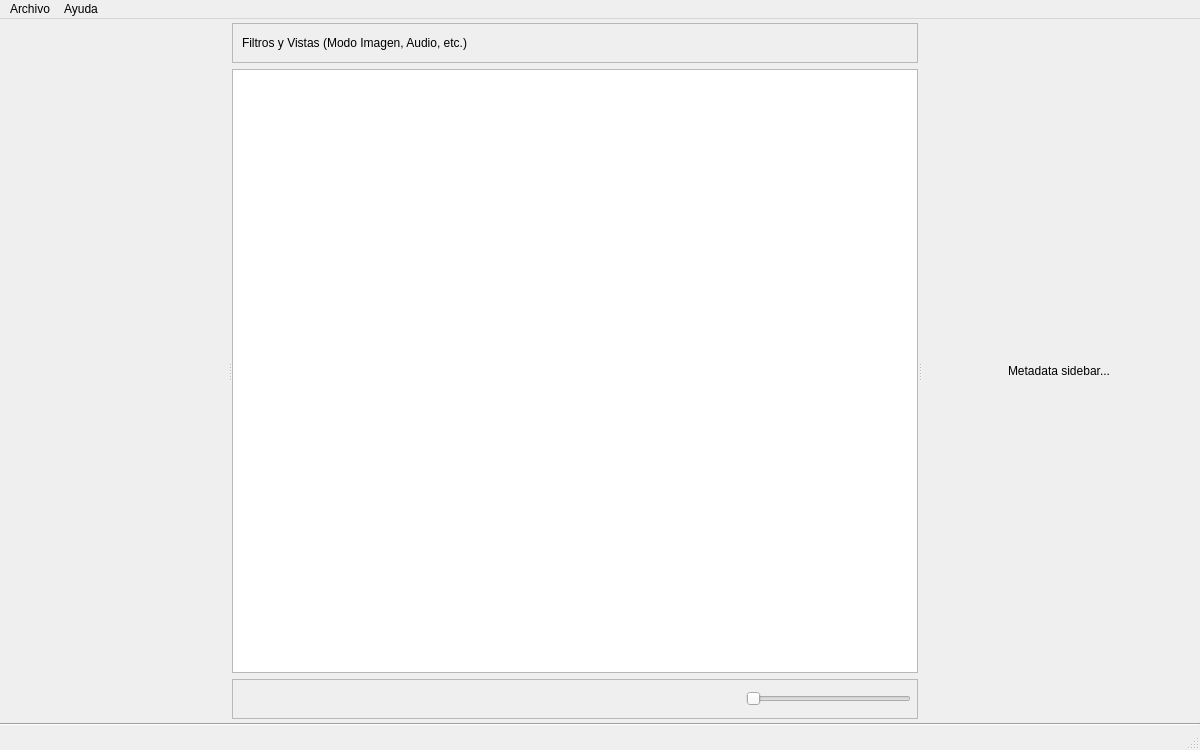
This is ui/main_window.ui in javier-rojo-ramos/arca as Qt 5 draws it before an edit. The edited form follows.
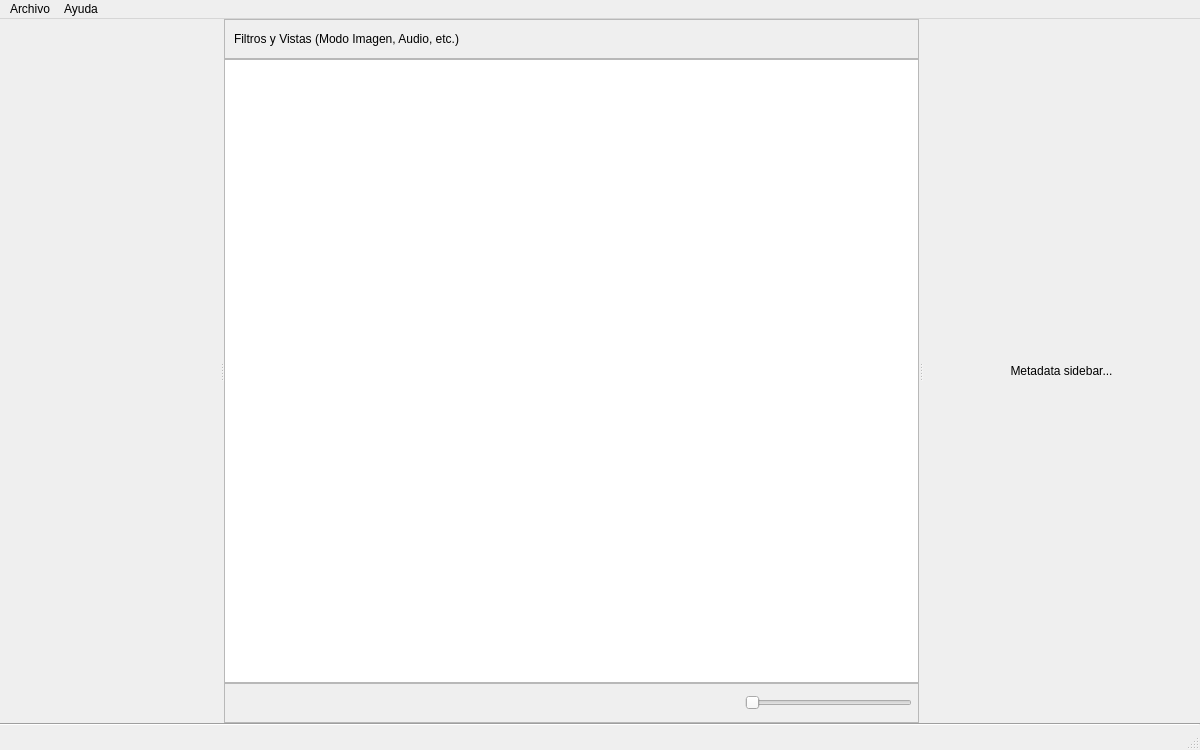
This is the edited form. Custom widgets are drawn as their Qt base class.

```diff
--- a/ui/main_window.ui
+++ b/ui/main_window.ui
@@ -33,19 +33,19 @@
     <item>
      <layout class="QHBoxLayout" name="layout_content">
       <property name="spacing">
-       <number>4</number>
+       <number>0</number>
       </property>
       <property name="leftMargin">
-       <number>4</number>
+       <number>0</number>
       </property>
       <property name="topMargin">
-       <number>4</number>
+       <number>0</number>
       </property>
       <property name="rightMargin">
-       <number>4</number>
+       <number>0</number>
       </property>
       <property name="bottomMargin">
-       <number>4</number>
+       <number>0</number>
       </property>
       <item>
        <widget class="QFrame" name="frame_toolbar">
@@ -60,7 +60,7 @@
         </property>
         <layout class="QVBoxLayout" name="layout_toolbar">
          <property name="spacing">
-          <number>8</number>
+          <number>4</number>
          </property>
          <property name="leftMargin">
           <number>0</number>
@@ -87,8 +87,8 @@
            </property>
            <property name="iconSize">
             <size>
-             <width>32</width>
-             <height>32</height>
+             <width>24</width>
+             <height>24</height>
             </size>
            </property>
            <property name="autoRaise">
@@ -109,8 +109,8 @@
            </property>
            <property name="iconSize">
             <size>
-             <width>32</width>
-             <height>32</height>
+             <width>24</width>
+             <height>24</height>
             </size>
            </property>
            <property name="autoRaise">
@@ -131,8 +131,8 @@
            </property>
            <property name="iconSize">
             <size>
-             <width>32</width>
-             <height>32</height>
+             <width>24</width>
+             <height>24</height>
             </size>
            </property>
            <property name="autoRaise">
@@ -153,8 +153,8 @@
            </property>
            <property name="iconSize">
             <size>
-             <width>32</width>
-             <height>32</height>
+             <width>24</width>
+             <height>24</height>
             </size>
            </property>
            <property name="autoRaise">
@@ -188,8 +188,8 @@
            </property>
            <property name="iconSize">
             <size>
-             <width>32</width>
-             <height>32</height>
+             <width>24</width>
+             <height>24</height>
             </size>
            </property>
            <property name="autoRaise">
@@ -271,7 +271,7 @@
         <widget class="QWidget" name="widget_central_area">
          <layout class="QVBoxLayout" name="layout_central_area">
           <property name="spacing">
-           <number>6</number>
+           <number>0</number>
           </property>
           <property name="leftMargin">
            <number>0</number>
```
